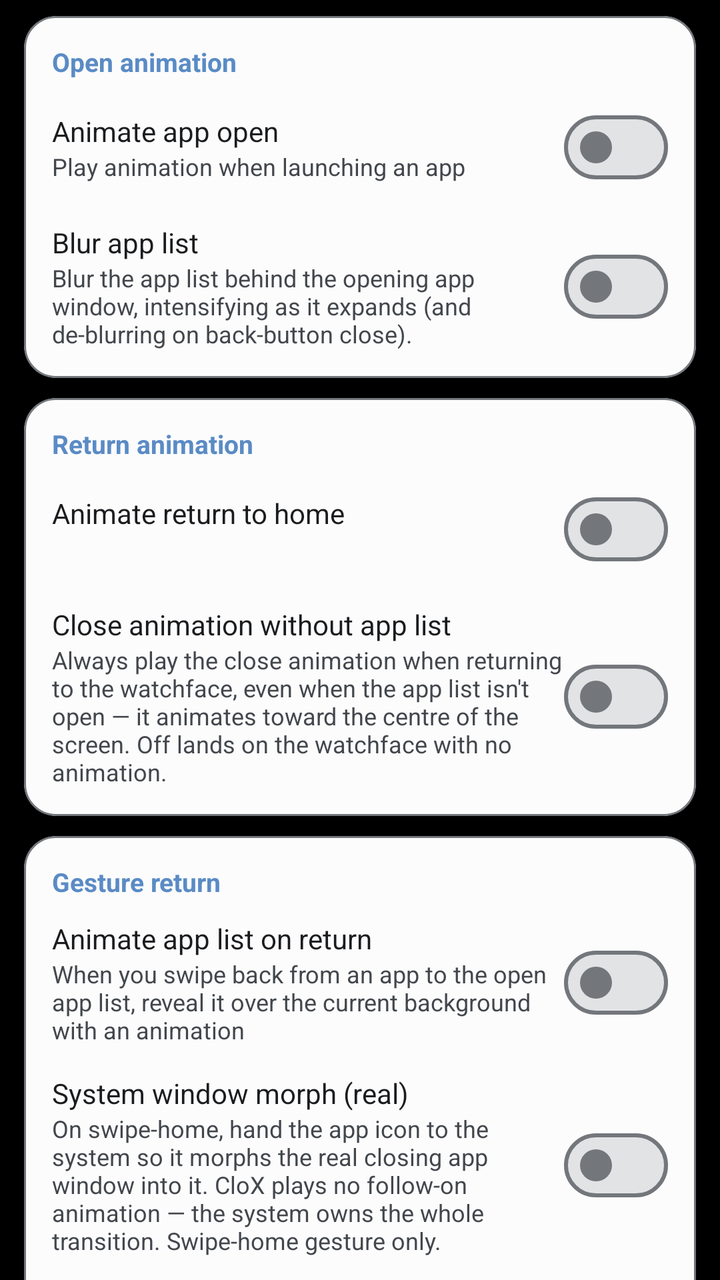
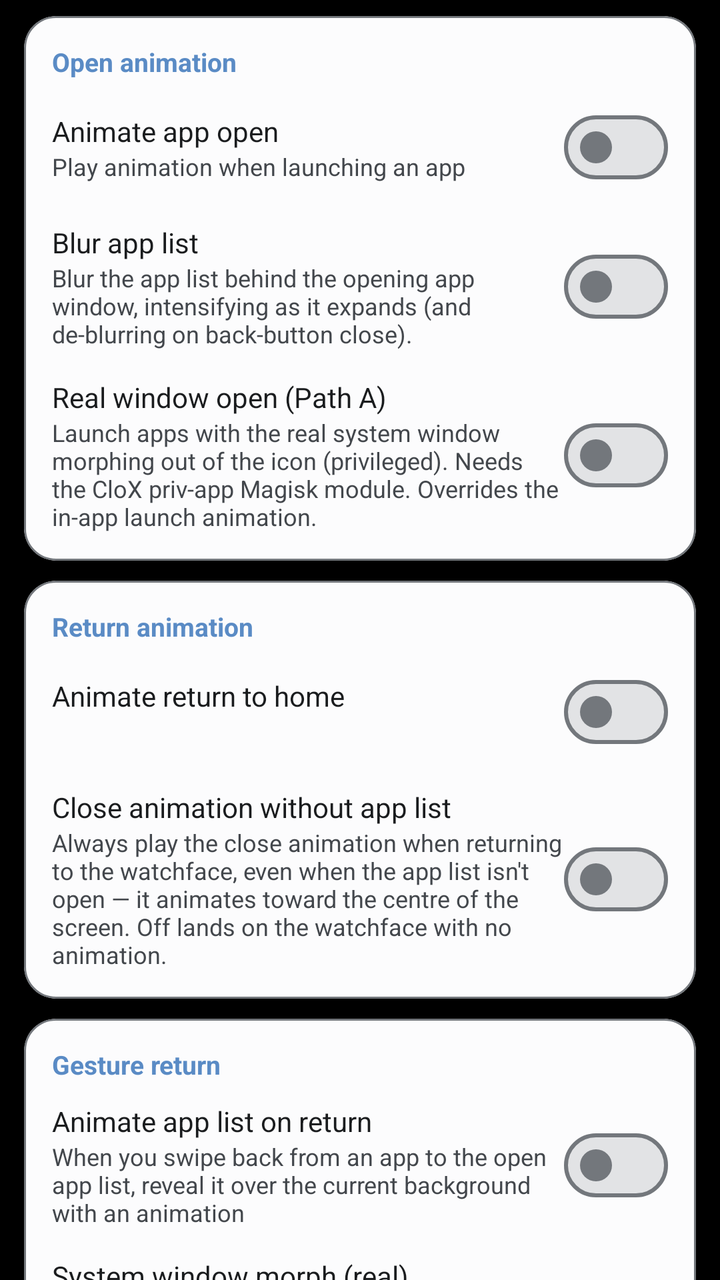

An Android layout rendered at two revisions. The XML below is the earlier revision; the diff shows what the commit changed to produce the second picture.
<!-- AndroidManifest.xml: application theme Theme.CloX -->
<!-- res/layout/fragment_settings_animation.xml -->
<?xml version="1.0" encoding="utf-8"?>
<androidx.core.widget.NestedScrollView
    xmlns:android="http://schemas.android.com/apk/res/android"
    xmlns:app="http://schemas.android.com/apk/res-auto"
    android:layout_width="match_parent"
    android:layout_height="match_parent"
    android:clipToPadding="false"
    android:fillViewport="true">

    <LinearLayout
        android:layout_width="match_parent"
        android:layout_height="wrap_content"
        android:orientation="vertical"
        android:paddingTop="8dp"
        android:paddingBottom="16dp">

        
        <com.google.android.material.card.MaterialCardView
            android:layout_width="match_parent" android:layout_height="wrap_content"
            android:layout_marginHorizontal="12dp" android:layout_marginBottom="10dp"
            app:cardCornerRadius="16dp" app:cardElevation="0dp"
            app:strokeWidth="1dp" app:strokeColor="?attr/colorOutline"
            app:cardBackgroundColor="?attr/colorSurface">
            <LinearLayout android:layout_width="match_parent" android:layout_height="wrap_content"
                android:orientation="vertical" android:padding="14dp">

                <TextView android:layout_width="wrap_content" android:layout_height="wrap_content"
                    android:text="@string/anim_setting_open_category"
                    android:textSize="13sp" android:textStyle="bold"
                    android:textColor="?attr/colorPrimary" android:layout_marginBottom="10dp" />

                
                <LinearLayout android:layout_width="match_parent" android:layout_height="wrap_content"
                    android:orientation="horizontal" android:gravity="center_vertical">
                    <LinearLayout android:layout_width="0dp" android:layout_height="wrap_content"
                        android:layout_weight="1" android:orientation="vertical">
                        <TextView android:layout_width="wrap_content" android:layout_height="wrap_content"
                            android:text="@string/anim_setting_open_title"
                            android:textSize="14sp" android:textColor="?attr/colorOnSurface" />
                        <TextView android:layout_width="wrap_content" android:layout_height="wrap_content"
                            android:text="@string/anim_setting_open_summary"
                            android:textSize="12sp" android:textColor="?attr/colorOnSurfaceVariant" />
                    </LinearLayout>
                    <com.google.android.material.materialswitch.MaterialSwitch
                        android:id="@+id/switchOpenAnim"
                        android:layout_width="wrap_content" android:layout_height="wrap_content" />
                </LinearLayout>

                
                <LinearLayout android:id="@+id/rowOpenAnimType"
                    android:layout_width="match_parent" android:layout_height="wrap_content"
                    android:orientation="horizontal" android:gravity="center_vertical"
                    android:layout_marginTop="14dp"
                    android:clickable="true" android:focusable="true"
                    android:background="?attr/selectableItemBackground"
                    android:visibility="gone">
                    <LinearLayout android:layout_width="0dp" android:layout_height="wrap_content"
                        android:layout_weight="1" android:orientation="vertical">
                        <TextView android:layout_width="wrap_content" android:layout_height="wrap_content"
                            android:text="@string/anim_setting_open_type_title"
                            android:textSize="14sp" android:textColor="?attr/colorOnSurface" />
                        <TextView android:id="@+id/tvOpenAnimType"
                            android:layout_width="wrap_content" android:layout_height="wrap_content"
                            android:textSize="12sp" android:textColor="?attr/colorOnSurfaceVariant" />
                    </LinearLayout>
                    <ImageView android:layout_width="20dp" android:layout_height="20dp"
                        android:src="@drawable/ic_expand_more" app:tint="?attr/colorOnSurfaceVariant" />
                </LinearLayout>

                
                <LinearLayout android:layout_width="match_parent" android:layout_height="wrap_content"
                    android:orientation="horizontal" android:gravity="center_vertical"
                    android:layout_marginTop="14dp">
                    <LinearLayout android:layout_width="0dp" android:layout_height="wrap_content"
                        android:layout_weight="1" android:orientation="vertical">
                        <TextView android:layout_width="wrap_content" android:layout_height="wrap_content"
                            android:text="@string/anim_setting_launch_blur_title"
                            android:textSize="14sp" android:textColor="?attr/colorOnSurface" />
                        <TextView android:layout_width="match_parent" android:layout_height="wrap_content"
                            android:text="@string/anim_setting_launch_blur_summary"
                            android:textSize="12sp" android:textColor="?attr/colorOnSurfaceVariant" />
                    </LinearLayout>
                    <com.google.android.material.materialswitch.MaterialSwitch
                        android:id="@+id/switchLaunchBlur"
                        android:layout_width="wrap_content" android:layout_height="wrap_content" />
                </LinearLayout>

            </LinearLayout>
        </com.google.android.material.card.MaterialCardView>

        
        <com.google.android.material.card.MaterialCardView
            android:layout_width="match_parent" android:layout_height="wrap_content"
            android:layout_marginHorizontal="12dp" android:layout_marginBottom="10dp"
            app:cardCornerRadius="16dp" app:cardElevation="0dp"
            app:strokeWidth="1dp" app:strokeColor="?attr/colorOutline"
            app:cardBackgroundColor="?attr/colorSurface">
            <LinearLayout android:layout_width="match_parent" android:layout_height="wrap_content"
                android:orientation="vertical" android:padding="14dp">

                <TextView android:layout_width="wrap_content" android:layout_height="wrap_content"
                    android:text="@string/anim_setting_return_category"
                    android:textSize="13sp" android:textStyle="bold"
                    android:textColor="?attr/colorPrimary" android:layout_marginBottom="10dp" />

                <LinearLayout android:layout_width="match_parent" android:layout_height="wrap_content"
                    android:orientation="horizontal" android:gravity="center_vertical">
                    <LinearLayout android:layout_width="0dp" android:layout_height="wrap_content"
                        android:layout_weight="1" android:orientation="vertical">
                        <TextView android:layout_width="wrap_content" android:layout_height="wrap_content"
                            android:text="@string/anim_setting_return_title"
                            android:textSize="14sp" android:textColor="?attr/colorOnSurface" />
                        <TextView android:id="@+id/tvReturnAnimSummary"
                            android:layout_width="wrap_content" android:layout_height="wrap_content"
                            android:textSize="12sp" android:textColor="?attr/colorOnSurfaceVariant" />
                    </LinearLayout>
                    <com.google.android.material.materialswitch.MaterialSwitch
                        android:id="@+id/switchReturnAnim"
                        android:layout_width="wrap_content" android:layout_height="wrap_content" />
                </LinearLayout>

                
                <LinearLayout android:id="@+id/rowCloseAnimType"
                    android:layout_width="match_parent" android:layout_height="wrap_content"
                    android:orientation="horizontal" android:gravity="center_vertical"
                    android:layout_marginTop="14dp"
                    android:clickable="true" android:focusable="true"
                    android:background="?attr/selectableItemBackground"
                    android:visibility="gone">
                    <LinearLayout android:layout_width="0dp" android:layout_height="wrap_content"
                        android:layout_weight="1" android:orientation="vertical">
                        <TextView android:layout_width="wrap_content" android:layout_height="wrap_content"
                            android:text="@string/anim_setting_close_type_title"
                            android:textSize="14sp" android:textColor="?attr/colorOnSurface" />
                        <TextView android:id="@+id/tvCloseAnimType"
                            android:layout_width="wrap_content" android:layout_height="wrap_content"
                            android:textSize="12sp" android:textColor="?attr/colorOnSurfaceVariant" />
                    </LinearLayout>
                    <ImageView android:layout_width="20dp" android:layout_height="20dp"
                        android:src="@drawable/ic_expand_more" app:tint="?attr/colorOnSurfaceVariant" />
                </LinearLayout>

                
                <LinearLayout android:layout_width="match_parent" android:layout_height="wrap_content"
                    android:orientation="horizontal" android:gravity="center_vertical"
                    android:layout_marginTop="14dp">
                    <LinearLayout android:layout_width="0dp" android:layout_height="wrap_content"
                        android:layout_weight="1" android:orientation="vertical">
                        <TextView android:layout_width="wrap_content" android:layout_height="wrap_content"
                            android:text="@string/anim_setting_resume_close_title"
                            android:textSize="14sp" android:textColor="?attr/colorOnSurface" />
                        <TextView android:layout_width="match_parent" android:layout_height="wrap_content"
                            android:text="@string/anim_setting_resume_close_summary"
                            android:textSize="12sp" android:textColor="?attr/colorOnSurfaceVariant" />
                    </LinearLayout>
                    <com.google.android.material.materialswitch.MaterialSwitch
                        android:id="@+id/switchResumeClose"
                        android:layout_width="wrap_content" android:layout_height="wrap_content" />
                </LinearLayout>

            </LinearLayout>
        </com.google.android.material.card.MaterialCardView>

        
        <com.google.android.material.card.MaterialCardView
            android:layout_width="match_parent" android:layout_height="wrap_content"
            android:layout_marginHorizontal="12dp" android:layout_marginBottom="10dp"
            app:cardCornerRadius="16dp" app:cardElevation="0dp"
            app:strokeWidth="1dp" app:strokeColor="?attr/colorOutline"
            app:cardBackgroundColor="?attr/colorSurface">
            <LinearLayout android:layout_width="match_parent" android:layout_height="wrap_content"
                android:orientation="vertical" android:padding="14dp">

                <TextView android:layout_width="wrap_content" android:layout_height="wrap_content"
                    android:text="@string/anim_setting_gesture_return_category"
                    android:textSize="13sp" android:textStyle="bold"
                    android:textColor="?attr/colorPrimary" android:layout_marginBottom="10dp" />

                
                <LinearLayout android:layout_width="match_parent" android:layout_height="wrap_content"
                    android:orientation="horizontal" android:gravity="center_vertical">
                    <LinearLayout android:layout_width="0dp" android:layout_height="wrap_content"
                        android:layout_weight="1" android:orientation="vertical">
                        <TextView android:layout_width="wrap_content" android:layout_height="wrap_content"
                            android:text="@string/anim_setting_gesture_return_title"
                            android:textSize="14sp" android:textColor="?attr/colorOnSurface" />
                        <TextView android:layout_width="wrap_content" android:layout_height="wrap_content"
                            android:text="@string/anim_setting_gesture_return_summary"
                            android:textSize="12sp" android:textColor="?attr/colorOnSurfaceVariant" />
                    </LinearLayout>
                    <com.google.android.material.materialswitch.MaterialSwitch
                        android:id="@+id/switchGestureReturn"
                        android:layout_width="wrap_content" android:layout_height="wrap_content" />
                </LinearLayout>

                
                <LinearLayout android:layout_width="match_parent" android:layout_height="wrap_content"
                    android:orientation="horizontal" android:gravity="center_vertical"
                    android:layout_marginTop="14dp">
                    <LinearLayout android:layout_width="0dp" android:layout_height="wrap_content"
                        android:layout_weight="1" android:orientation="vertical">
                        <TextView android:layout_width="wrap_content" android:layout_height="wrap_content"
                            android:text="@string/anim_setting_gesture_handoff_title"
                            android:textSize="14sp" android:textColor="?attr/colorOnSurface" />
                        <TextView android:layout_width="match_parent" android:layout_height="wrap_content"
                            android:text="@string/anim_setting_gesture_handoff_summary"
                            android:textSize="12sp" android:textColor="?attr/colorOnSurfaceVariant" />
                    </LinearLayout>
                    <com.google.android.material.materialswitch.MaterialSwitch
                        android:id="@+id/switchGestureHandoff"
                        android:layout_width="wrap_content" android:layout_height="wrap_content" />
                </LinearLayout>

                
                <LinearLayout android:layout_width="match_parent" android:layout_height="wrap_content"
                    android:orientation="horizontal" android:gravity="center_vertical"
                    android:layout_marginTop="14dp">
                    <LinearLayout android:layout_width="0dp" android:layout_height="wrap_content"
                        android:layout_weight="1" android:orientation="vertical">
                        <TextView android:layout_width="wrap_content" android:layout_height="wrap_content"
                            android:text="@string/anim_setting_detect_closing_title"
                            android:textSize="14sp" android:textColor="?attr/colorOnSurface" />
                        <TextView android:layout_width="match_parent" android:layout_height="wrap_content"
                            android:text="@string/anim_setting_detect_closing_summary"
                            android:textSize="12sp" android:textColor="?attr/colorOnSurfaceVariant" />
                    </LinearLayout>
                    <com.google.android.material.materialswitch.MaterialSwitch
                        android:id="@+id/switchDetectClosing"
                        android:layout_width="wrap_content" android:layout_height="wrap_content" />
                </LinearLayout>

                
                <LinearLayout android:id="@+id/rowGestureReturnType"
                    android:layout_width="match_parent" android:layout_height="wrap_content"
                    android:orientation="horizontal" android:gravity="center_vertical"
                    android:layout_marginTop="14dp"
                    android:clickable="true" android:focusable="true"
                    android:background="?attr/selectableItemBackground"
                    android:visibility="gone">
                    <LinearLayout android:layout_width="0dp" android:layout_height="wrap_content"
                        android:layout_weight="1" android:orientation="vertical">
                        <TextView android:layout_width="wrap_content" android:layout_height="wrap_content"
                            android:text="@string/anim_setting_gesture_return_type_title"
                            android:textSize="14sp" android:textColor="?attr/colorOnSurface" />
                        <TextView android:id="@+id/tvGestureReturnType"
                            android:layout_width="wrap_content" android:layout_height="wrap_content"
                            android:textSize="12sp" android:textColor="?attr/colorOnSurfaceVariant" />
                    </LinearLayout>
                    <ImageView android:layout_width="20dp" android:layout_height="20dp"
                        android:src="@drawable/ic_expand_more" app:tint="?attr/colorOnSurfaceVariant" />
                </LinearLayout>

                
                <LinearLayout android:id="@+id/rowGestureReturnOnly"
                    android:layout_width="match_parent" android:layout_height="wrap_content"
                    android:orientation="horizontal" android:gravity="center_vertical"
                    android:layout_marginTop="14dp"
                    android:visibility="gone">
                    <LinearLayout android:layout_width="0dp" android:layout_height="wrap_content"
                        android:layout_weight="1" android:orientation="vertical">
                        <TextView android:layout_width="wrap_content" android:layout_height="wrap_content"
                            android:text="@string/anim_setting_gesture_return_only_title"
                            android:textSize="14sp" android:textColor="?attr/colorOnSurface" />
                        <TextView android:layout_width="match_parent" android:layout_height="wrap_content"
                            android:text="@string/anim_setting_gesture_return_only_summary"
                            android:textSize="12sp" android:textColor="?attr/colorOnSurfaceVariant" />
                    </LinearLayout>
                    <com.google.android.material.materialswitch.MaterialSwitch
                        android:id="@+id/switchGestureReturnOnly"
                        android:layout_width="wrap_content" android:layout_height="wrap_content" />
                </LinearLayout>

                
                <LinearLayout android:id="@+id/groupGestureReturnSpeed"
                    android:layout_width="match_parent" android:layout_height="wrap_content"
                    android:orientation="vertical" android:layout_marginTop="14dp"
                    android:visibility="gone">

                    <LinearLayout android:layout_width="match_parent" android:layout_height="wrap_content"
                        android:orientation="horizontal" android:gravity="center_vertical">
                        <TextView android:layout_width="0dp" android:layout_height="wrap_content"
                            android:layout_weight="1"
                            android:text="@string/anim_setting_gesture_return_speed_title"
                            android:textSize="14sp" android:textColor="?attr/colorOnSurface" />
                        <TextView android:id="@+id/tvGestureReturnSpeed"
                            android:layout_width="wrap_content" android:layout_height="wrap_content"
                            android:textSize="13sp" android:textColor="?attr/colorPrimary"
                            android:layout_marginStart="8dp" />
                    </LinearLayout>

                    <com.google.android.material.slider.Slider
                        android:id="@+id/sliderGestureReturnSpeed"
                        android:layout_width="match_parent" android:layout_height="wrap_content"
                        android:valueFrom="0.5" android:valueTo="2.0" android:stepSize="0.1" />

                    <TextView android:layout_width="wrap_content" android:layout_height="wrap_content"
                        android:text="@string/anim_setting_speed_hint"
                        android:textSize="12sp" android:textColor="?attr/colorOnSurfaceVariant"
                        android:layout_marginTop="2dp" />

                    <LinearLayout android:layout_width="match_parent" android:layout_height="wrap_content"
                        android:orientation="horizontal" android:gravity="center_vertical"
                        android:layout_marginTop="14dp">
                        <TextView android:layout_width="0dp" android:layout_height="wrap_content"
                            android:layout_weight="1"
                            android:text="@string/anim_setting_gesture_return_delay_title"
                            android:textSize="14sp" android:textColor="?attr/colorOnSurface" />
                        <TextView android:id="@+id/tvGestureReturnDelay"
                            android:layout_width="wrap_content" android:layout_height="wrap_content"
                            android:textSize="13sp" android:textColor="?attr/colorPrimary"
                            android:layout_marginStart="8dp" />
                    </LinearLayout>

                    <com.google.android.material.slider.Slider
                        android:id="@+id/sliderGestureReturnDelay"
                        android:layout_width="match_parent" android:layout_height="wrap_content"
                        android:valueFrom="0" android:valueTo="500" android:stepSize="25" />

                    <TextView android:layout_width="wrap_content" android:layout_height="wrap_content"
                        android:text="@string/anim_setting_close_delay_hint"
                        android:textSize="12sp" android:textColor="?attr/colorOnSurfaceVariant"
                        android:layout_marginTop="2dp" />

                </LinearLayout>

            </LinearLayout>
        </com.google.android.material.card.MaterialCardView>

        
        <com.google.android.material.card.MaterialCardView
            android:layout_width="match_parent" android:layout_height="wrap_content"
            android:layout_marginHorizontal="12dp" android:layout_marginBottom="10dp"
            app:cardCornerRadius="16dp" app:cardElevation="0dp"
            app:strokeWidth="1dp" app:strokeColor="?attr/colorOutline"
            app:cardBackgroundColor="?attr/colorSurface">
            <LinearLayout android:layout_width="match_parent" android:layout_height="wrap_content"
                android:orientation="vertical" android:padding="14dp">

                <TextView android:layout_width="wrap_content" android:layout_height="wrap_content"
                    android:text="@string/anim_setting_speed_category"
                    android:textSize="13sp" android:textStyle="bold"
                    android:textColor="?attr/colorPrimary" android:layout_marginBottom="10dp" />

                <LinearLayout android:layout_width="match_parent" android:layout_height="wrap_content"
                    android:orientation="horizontal" android:gravity="center_vertical">
                    <TextView android:layout_width="0dp" android:layout_height="wrap_content"
                        android:layout_weight="1"
                        android:text="@string/anim_setting_speed_title"
                        android:textSize="14sp" android:textColor="?attr/colorOnSurface" />
                    <TextView android:id="@+id/tvAnimSpeed"
                        android:layout_width="wrap_content" android:layout_height="wrap_content"
                        android:textSize="13sp" android:textColor="?attr/colorPrimary"
                        android:layout_marginStart="8dp" />
                </LinearLayout>

                <com.google.android.material.slider.Slider
                    android:id="@+id/sliderAnimSpeed"
                    android:layout_width="match_parent" android:layout_height="wrap_content"
                    android:valueFrom="0.5" android:valueTo="2.0" android:stepSize="0.1" />

                <TextView android:layout_width="wrap_content" android:layout_height="wrap_content"
                    android:text="@string/anim_setting_speed_hint"
                    android:textSize="12sp" android:textColor="?attr/colorOnSurfaceVariant"
                    android:layout_marginTop="2dp" />

            </LinearLayout>
        </com.google.android.material.card.MaterialCardView>

        
        <com.google.android.material.card.MaterialCardView
            android:layout_width="match_parent" android:layout_height="wrap_content"
            android:layout_marginHorizontal="12dp" android:layout_marginBottom="10dp"
            app:cardCornerRadius="16dp" app:cardElevation="0dp"
            app:strokeWidth="1dp" app:strokeColor="?attr/colorOutline"
            app:cardBackgroundColor="?attr/colorSurface">
            <LinearLayout android:layout_width="match_parent" android:layout_height="wrap_content"
                android:orientation="vertical" android:padding="14dp">

                <TextView android:layout_width="wrap_content" android:layout_height="wrap_content"
                    android:text="@string/anim_setting_close_speed_category"
                    android:textSize="13sp" android:textStyle="bold"
                    android:textColor="?attr/colorPrimary" android:layout_marginBottom="10dp" />

                <LinearLayout android:layout_width="match_parent" android:layout_height="wrap_content"
                    android:orientation="horizontal" android:gravity="center_vertical">
                    <TextView android:layout_width="0dp" android:layout_height="wrap_content"
                        android:layout_weight="1"
                        android:text="@string/anim_setting_close_speed_title"
                        android:textSize="14sp" android:textColor="?attr/colorOnSurface" />
                    <TextView android:id="@+id/tvCloseAnimSpeed"
                        android:layout_width="wrap_content" android:layout_height="wrap_content"
                        android:textSize="13sp" android:textColor="?attr/colorPrimary"
                        android:layout_marginStart="8dp" />
                </LinearLayout>

                <com.google.android.material.slider.Slider
                    android:id="@+id/sliderCloseAnimSpeed"
                    android:layout_width="match_parent" android:layout_height="wrap_content"
                    android:valueFrom="0.5" android:valueTo="2.0" android:stepSize="0.1" />

                <TextView android:layout_width="wrap_content" android:layout_height="wrap_content"
                    android:text="@string/anim_setting_speed_hint"
                    android:textSize="12sp" android:textColor="?attr/colorOnSurfaceVariant"
                    android:layout_marginTop="2dp" />

                <LinearLayout android:layout_width="match_parent" android:layout_height="wrap_content"
                    android:orientation="horizontal" android:gravity="center_vertical"
                    android:layout_marginTop="14dp">
                    <TextView android:layout_width="0dp" android:layout_height="wrap_content"
                        android:layout_weight="1"
                        android:text="@string/anim_setting_close_delay_title"
                        android:textSize="14sp" android:textColor="?attr/colorOnSurface" />
                    <TextView android:id="@+id/tvCloseAnimDelay"
                        android:layout_width="wrap_content" android:layout_height="wrap_content"
                        android:textSize="13sp" android:textColor="?attr/colorPrimary"
                        android:layout_marginStart="8dp" />
                </LinearLayout>

                <com.google.android.material.slider.Slider
                    android:id="@+id/sliderCloseAnimDelay"
                    android:layout_width="match_parent" android:layout_height="wrap_content"
                    android:valueFrom="0" android:valueTo="500" android:stepSize="25" />

                <TextView android:layout_width="wrap_content" android:layout_height="wrap_content"
                    android:text="@string/anim_setting_close_delay_hint"
                    android:textSize="12sp" android:textColor="?attr/colorOnSurfaceVariant"
                    android:layout_marginTop="2dp" />

            </LinearLayout>
        </com.google.android.material.card.MaterialCardView>

    </LinearLayout>
</androidx.core.widget.NestedScrollView>
<!-- resources referenced by this layout -->
<resources>
  <string name="anim_setting_close_delay_hint">0 ms (immediate) — 500 ms</string>
  <string name="anim_setting_close_delay_title">Start delay</string>
  <string name="anim_setting_close_speed_category">Close speed</string>
  <string name="anim_setting_close_speed_title">Close animation speed</string>
  <string name="anim_setting_close_type_title">Animation style</string>
  <string name="anim_setting_detect_closing_summary">Animate the icon of the app you actually return from — Back/Home key and chained app starts. Needs usage access.</string>
  <string name="anim_setting_detect_closing_title">Detect closing app</string>
  <string name="anim_setting_gesture_handoff_title">System window morph (real)</string>
  <string name="anim_setting_gesture_return_category">Gesture return</string>
  <string name="anim_setting_gesture_return_delay_title">Start delay</string>
  <string name="anim_setting_gesture_return_only_summary">Off: also play on Back and hardware-Home returns</string>
  <string name="anim_setting_gesture_return_only_title">Only on swipe-home gesture</string>
  <string name="anim_setting_gesture_return_speed_title">Reveal speed</string>
  <string name="anim_setting_gesture_return_summary">When you swipe back from an app to the open app list, reveal it over the current background with an animation</string>
  <string name="anim_setting_gesture_return_title">Animate app list on return</string>
  <string name="anim_setting_gesture_return_type_title">Reveal style</string>
  <string name="anim_setting_launch_blur_summary">Blur the app list behind the opening app window, intensifying as it expands (and de-blurring on back-button close).</string>
  <string name="anim_setting_launch_blur_title">Blur app list</string>
  <string name="anim_setting_open_category">Open animation</string>
  <string name="anim_setting_open_summary">Play animation when launching an app</string>
  <string name="anim_setting_open_title">Animate app open</string>
  <string name="anim_setting_open_type_title">Animation style</string>
  <string name="anim_setting_resume_close_title">Close animation without app list</string>
  <string name="anim_setting_return_category">Return animation</string>
  <string name="anim_setting_return_title">Animate return to home</string>
  <string name="anim_setting_speed_category">Open speed</string>
  <string name="anim_setting_speed_hint">0.5× (slow) — 2.0× (fast)</string>
  <string name="anim_setting_speed_title">Open animation speed</string>
  <color name="brand_500">#5A8BC5</color>
  <color name="brand_on_accent_light">#FFFFFF</color>
  <color name="brand_container_light">#D6E6F5</color>
  <color name="brand_on_container_light">#0F2B44</color>
  <color name="brand_300">#82ABD0</color>
  <color name="m3_background">#FCFCFD</color>
  <color name="m3_surface">#FCFCFD</color>
  <color name="m3_on_surface">#1A1C1E</color>
  <color name="m3_surface_variant">#E1E2E6</color>
  <color name="m3_on_surface_variant">#43474C</color>
  <color name="m3_surface_container_lowest">#FFFFFF</color>
  <color name="m3_surface_container_low">#F4F4F5</color>
  <color name="m3_surface_container">#EEEEF0</color>
  <color name="m3_surface_container_high">#E8E9EB</color>
  <color name="m3_surface_container_highest">#E2E3E5</color>
  <color name="m3_surface_bright">#FCFCFD</color>
  <color name="m3_surface_dim">#DBDBDD</color>
  <color name="m3_inverse_surface">#2F3133</color>
  <color name="m3_inverse_on_surface">#F1F0F2</color>
  <color name="m3_outline">#73777C</color>
  <color name="m3_outline_variant">#C3C6CC</color>
  <!-- unchanged entries left out for length: 5 -->
</resources>

<!-- the commit's change to res/layout/fragment_settings_animation.xml (unified diff, before → after) -->
@@ -85,6 +85,24 @@
                         android:layout_width="wrap_content" android:layout_height="wrap_content" />
                 </LinearLayout>
 
+                
+                <LinearLayout android:layout_width="match_parent" android:layout_height="wrap_content"
+                    android:orientation="horizontal" android:gravity="center_vertical"
+                    android:layout_marginTop="14dp">
+                    <LinearLayout android:layout_width="0dp" android:layout_height="wrap_content"
+                        android:layout_weight="1" android:orientation="vertical">
+                        <TextView android:layout_width="wrap_content" android:layout_height="wrap_content"
+                            android:text="@string/anim_setting_real_window_title"
+                            android:textSize="14sp" android:textColor="?attr/colorOnSurface" />
+                        <TextView android:layout_width="match_parent" android:layout_height="wrap_content"
+                            android:text="@string/anim_setting_real_window_summary"
+                            android:textSize="12sp" android:textColor="?attr/colorOnSurfaceVariant" />
+                    </LinearLayout>
+                    <com.google.android.material.materialswitch.MaterialSwitch
+                        android:id="@+id/switchRealWindowOpen"
+                        android:layout_width="wrap_content" android:layout_height="wrap_content" />
+                </LinearLayout>
+
             </LinearLayout>
         </com.google.android.material.card.MaterialCardView>
 
<!-- resource entries referenced after the edit -->
@@ -22,6 +22,8 @@
   <string name="anim_setting_open_summary">Play animation when launching an app</string>
   <string name="anim_setting_open_title">Animate app open</string>
   <string name="anim_setting_open_type_title">Animation style</string>
+  <string name="anim_setting_real_window_summary">Launch apps with the real system window morphing out of the icon (privileged). Needs the CloX priv-app Magisk module. Overrides the in-app launch animation.</string>
+  <string name="anim_setting_real_window_title">Real window open (Path A)</string>
   <string name="anim_setting_resume_close_title">Close animation without app list</string>
   <string name="anim_setting_return_category">Return animation</string>
   <string name="anim_setting_return_title">Animate return to home</string>
